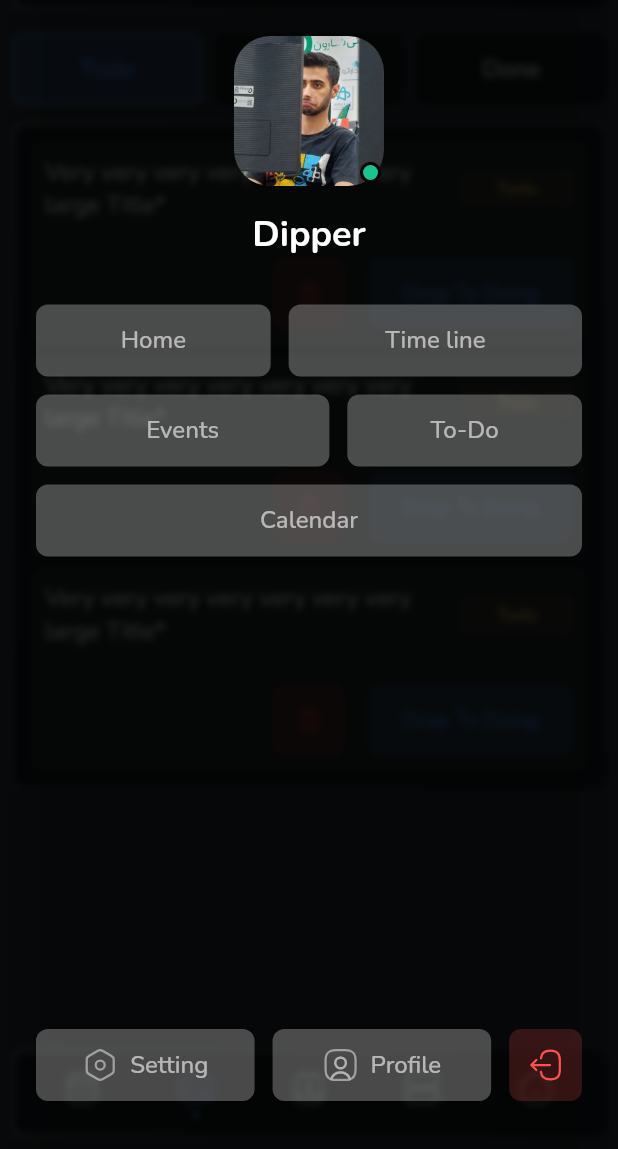
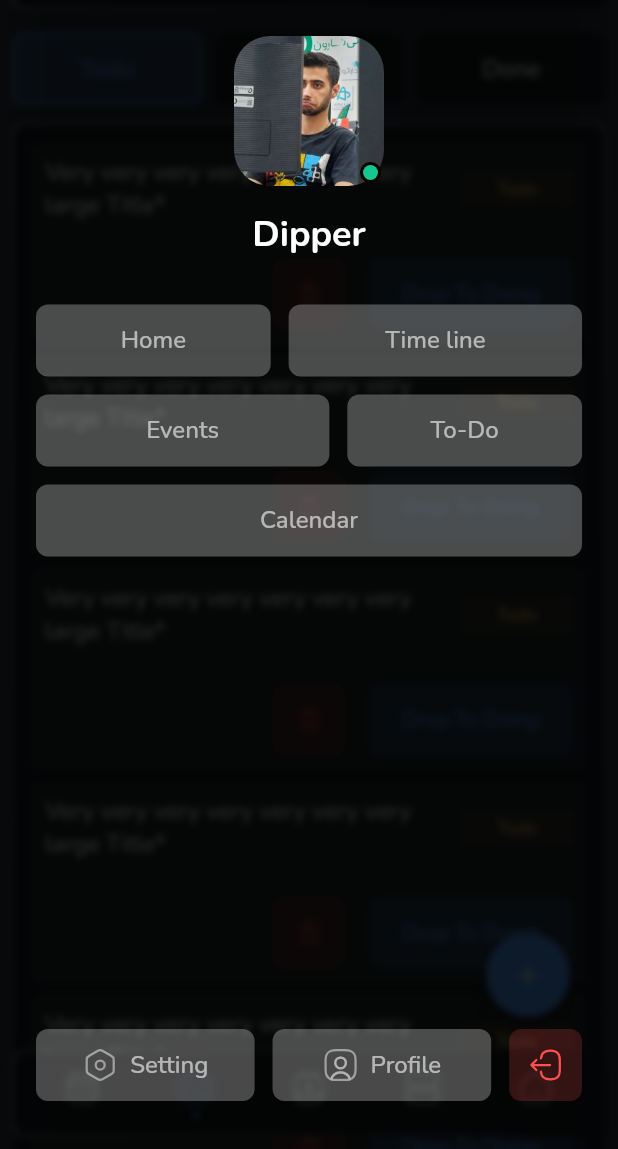
Before and after one commit to Taskamo/Taskamo-Flutter, a Flutter app: the TaskScreen screen opened directly, after a tap on an icon or button, on a phone screen of 412 x 824 dp, the part 87-1236 px from its top. Run offline on Flutter 3.47's test engine with Material 2 defaults, Android fonts, the phone set to English and light mode, and no system bars; drawn by our look-alikes of floating_bottom_navigation_bar; our stand-ins replace dropdown_button2, flutter_bloc, flutter_secure_storage, flutter_svg, hive_flutter, localization and 3 more; accounts and stored records are empty; project files that could hold a hidden picture were left out.

Commit message:
timeline

```diff
--- a/lib/ui/screens/home_screen/home_widget.dart
+++ b/lib/ui/screens/home_screen/home_widget.dart
@@ -7,11 +7,9 @@ import 'package:taskamo/blocs/status_dropdown/todo_status_dropdown_cubit.dart';
 import 'package:taskamo/ui/widgets/button_widget/button_widget.dart';
 import 'package:taskamo/ui/widgets/decoration_widget/decoration_widget.dart';
 import 'package:taskamo/ui/widgets/dropdown_widget/dropdown_widget.dart';
-import 'package:taskamo/ui/widgets/icon_widget/icon_widget.dart';
 import 'package:taskamo/ui/widgets/popup_menu_widget/popup_menu_widget.dart';
 import 'package:taskamo/ui/widgets/task_widget/task_widget.dart';
 import 'package:taskamo/ui/widgets/time_widget/time_widget.dart';
-import 'package:taskamo/utils/categories/icon_categories.dart';
 import 'package:taskamo/utils/categories/locale_categories.dart';
 import 'package:taskamo/utils/enums/todo_enums.dart';
 import 'package:taskamo/utils/functions/calendar_date_time/calendar_date_time.dart';
--- a/lib/ui/screens/task_screen/task_screen.dart
+++ b/lib/ui/screens/task_screen/task_screen.dart
@@ -5,6 +5,8 @@ import 'package:taskamo/ui/screens/task_screen/task_widget.dart';
 import 'package:taskamo/ui/widgets/appbar_widget/appbar_widget.dart';
 import 'package:taskamo/ui/widgets/bottom_navigation_widget/bottom_navigation_widget.dart';
 import 'package:taskamo/ui/widgets/drawer_widget/drawer_widget.dart';
+import 'package:taskamo/ui/widgets/icon_widget/icon_widget.dart';
+import 'package:taskamo/utils/categories/icon_categories.dart';
 
 class TaskScreen extends StatelessWidget {
   const TaskScreen({Key? key}) : super(key: key);
@@ -36,6 +38,19 @@ class TaskScreen extends StatelessWidget {
                 alignment: Alignment.bottomCenter,
                 child: BottomNavigationWidget(activeIndex: 1),
               ),
+              Positioned(
+                bottom: 88,
+                right: 32,
+                child: FloatingActionButton(
+                  onPressed: () {},
+                  backgroundColor: Theme.of(context).primaryColor,
+                  child: const IconWidget(
+                    url: TaskamoIconCategories.plus,
+                    height: 24,
+                    width: 24,
+                  ),
+                ),
+              ),
             ],
           ),
         ),
--- a/lib/ui/screens/task_screen/task_widget.dart
+++ b/lib/ui/screens/task_screen/task_widget.dart
@@ -131,7 +131,11 @@ class TabViewWidget extends StatelessWidget {
       result.add(const TodoTodoItem());
       result.add(const TodoTodoItem());
       result.add(const TodoTodoItem());
+      result.add(const TodoTodoItem());
+      result.add(const TodoTodoItem());
+      result.add(const TodoTodoItem());
     } else if (status == TodoStatus.doing) {
+      result.add(const DoingTodoItem());
       result.add(const DoingTodoItem());
       result.add(const DoingTodoItem());
       result.add(const DoingTodoItem());
@@ -139,6 +143,13 @@ class TabViewWidget extends StatelessWidget {
       result.add(const DoneTodoItem());
       result.add(const DoneTodoItem());
       result.add(const DoneTodoItem());
+      result.add(const DoneTodoItem());
+      result.add(const DoneTodoItem());
+      result.add(const DoneTodoItem());
+      result.add(const DoneTodoItem());
+      result.add(const DoneTodoItem());
+      result.add(const DoneTodoItem());
+      result.add(const DoneTodoItem());
     }
     return result;
   }
--- a/lib/ui/screens/timeline_screen/timeline_screen.dart
+++ b/lib/ui/screens/timeline_screen/timeline_screen.dart
@@ -1,35 +1,67 @@
 import 'package:flutter/material.dart';
-import 'package:taskamo/ui/widgets/appbar_widget/appbar_widget.dart';
+import 'package:logger/logger.dart';
+import 'package:syncfusion_flutter_calendar/calendar.dart';
+import 'package:taskamo/ui/screens/timeline_screen/timeline_widget.dart';
 import 'package:taskamo/ui/widgets/bottom_navigation_widget/bottom_navigation_widget.dart';
 import 'package:taskamo/ui/widgets/drawer_widget/drawer_widget.dart';
+import 'package:taskamo/ui/widgets/icon_widget/icon_widget.dart';
+import 'package:taskamo/utils/categories/icon_categories.dart';
 
-class TimelineScreen extends StatelessWidget {
+class TimelineScreen extends StatefulWidget {
   const TimelineScreen({Key? key}) : super(key: key);
 
   @override
+  State<TimelineScreen> createState() => _TimelineScreenState();
+}
+
+class _TimelineScreenState extends State<TimelineScreen> {
+  late CalendarController controller;
+
+  @override
+  void initState() {
+    super.initState();
+    controller = CalendarController();
+    controller.displayDate = DateTime.now();
+  }
+
+  @override
+  void dispose() {
+    controller.dispose();
+    super.dispose();
+  }
+
+  @override
   Widget build(BuildContext context) {
-    return Scaffold(
-      endDrawer: const DrawerWidget(),
-      extendBody: true,
-      body: SafeArea(
-        child: Stack(
+    return SafeArea(
+      child: Scaffold(
+        endDrawer: const DrawerWidget(),
+        appBar: PreferredSize(
+          preferredSize: Size(
+            MediaQuery.of(context).size.width,
+            72,
+          ),
+          child: const TimelineAppbar(),
+        ),
+        body: Column(
           children: [
-            CustomScrollView(
-              slivers: [
-                const TaskamoAppbar(),
-                SliverList(
-                  delegate: SliverChildListDelegate(
-                    [],
-                  ),
-                ),
-              ],
-            ),
-            const Align(
-              alignment: Alignment.bottomCenter,
-              child: BottomNavigationWidget(activeIndex: 3),
+            CalendarRowController(controller: controller),
+            Expanded(
+              child: TimelineWidget(
+                controller: controller,
+              ),
             ),
           ],
         ),
+        floatingActionButton: FloatingActionButton(
+          onPressed: () {},
+          backgroundColor: Theme.of(context).primaryColor,
+          child: const IconWidget(
+            url: TaskamoIconCategories.plus,
+            height: 24,
+            width: 24,
+          ),
+        ),
+        bottomNavigationBar: const BottomNavigationWidget(activeIndex: 3),
       ),
     );
   }
--- /dev/null
+++ b/lib/ui/screens/timeline_screen/timeline_widget.dart
@@ -0,0 +1,285 @@
+import 'package:flutter/material.dart';
+import 'package:syncfusion_flutter_calendar/calendar.dart';
+import 'package:taskamo/ui/widgets/button_widget/button_widget.dart';
+import 'package:taskamo/ui/widgets/decoration_widget/decoration_widget.dart';
+import 'package:taskamo/ui/widgets/icon_widget/icon_widget.dart';
+import 'package:taskamo/ui/widgets/time_widget/time_widget.dart';
+import 'package:taskamo/utils/categories/icon_categories.dart';
+import 'package:taskamo/utils/styles/colors/taskamo_colors.dart';
+import 'package:taskamo/utils/styles/decoration/decoration.dart';
+
+class CalendarRowController extends StatefulWidget {
+  const CalendarRowController({
+    Key? key,
+    required this.controller,
+  }) : super(key: key);
+  final CalendarController controller;
+
+  @override
+  State<CalendarRowController> createState() => _CalendarRowControllerState();
+}
+
+class _CalendarRowControllerState extends State<CalendarRowController> {
+  final List<String> _list = [
+    "January",
+    "February",
+    "March",
+    "April",
+    "May",
+    "June",
+    "July",
+    "August",
+    "September",
+    "October",
+    "November",
+    "December",
+  ];
+
+  @override
+  Widget build(BuildContext context) {
+    return Padding(
+      padding: const EdgeInsets.symmetric(horizontal: 8),
+      child: Row(
+        children: [
+          DecorationWidget(
+            container: ButtonWidget(
+              color: Theme.of(context).backgroundColor,
+              widget: const IconWidget(
+                url: TaskamoIconCategories.arrowLeftSmall,
+                height: 16,
+                width: 16,
+              ),
+              onPressed: () {
+                setState(
+                  () {
+                    widget.controller.backward!();
+                  },
+                );
+              },
+            ),
+          ),
+          Expanded(
+            child: DecorationWidget(
+              margin: const EdgeInsets.symmetric(horizontal: 4),
+              container: Container(
+                height: 48,
+                decoration: TaskamoDecoration.decoration,
+                child: Center(
+                  child: Text(
+                    "${widget.controller.displayDate!.year} | ${_list[widget.controller.displayDate!.month - 1]} | ${widget.controller.displayDate!.day}",
+                    style: Theme.of(context).textTheme.titleSmall,
+                  ),
+                ),
+              ),
+            ),
+          ),
+          DecorationWidget(
+            container: ButtonWidget(
+              color: Theme.of(context).backgroundColor,
+              widget: const IconWidget(
+                url: TaskamoIconCategories.arrowRightSmall,
+                height: 16,
+                width: 16,
+              ),
+              onPressed: () {
+                setState(
+                  () {
+                    widget.controller.forward!();
+                  },
+                );
+              },
+            ),
+          ),
+        ],
+      ),
+    );
+  }
+}
+
+class TimelineAppbar extends StatelessWidget {
+  const TimelineAppbar({Key? key}) : super(key: key);
+
+  @override
+  Widget build(BuildContext context) {
+    return AppBar(
+      elevation: 0,
+      automaticallyImplyLeading: false,
+      backgroundColor: Colors.transparent,
+      actions: <Widget>[Container()],
+      flexibleSpace: DecorationWidget(
+        margin: const EdgeInsets.all(8),
+        container: Container(
+          padding: const EdgeInsets.only(
+            left: 16,
+          ),
+          decoration: TaskamoDecoration.decoration,
+          child: Row(
+            children: [
+              const DateWidget(),
+              const Expanded(child: SizedBox()),
+              const TimeWidget(),
+              const SizedBox(width: 8),
+              Container(
+                height: 6,
+                width: 6,
+                decoration: const BoxDecoration(
+                  shape: BoxShape.circle,
+                  color: TaskamoColors.white,
+                ),
+              ),
+              const Expanded(child: SizedBox()),
+              IconButtonWidget(
+                widget: const IconWidget(
+                  url: TaskamoIconCategories.menu,
+                  height: 24,
+                  width: 24,
+                ),
+                onPressed: () => Scaffold.of(context).openEndDrawer(),
+              ),
+            ],
+          ),
+        ),
+      ),
+    );
+  }
+}
+
+class TimelineWidget extends StatelessWidget {
+  const TimelineWidget({
+    Key? key,
+    required this.controller,
+  }) : super(key: key);
+  final CalendarController controller;
+
+  @override
+  Widget build(BuildContext context) {
+    return DecorationWidget(
+      margin: const EdgeInsets.fromLTRB(8, 8, 8, 0),
+      container: Container(
+        decoration: TaskamoDecoration.decoration,
+        child: SfCalendar(
+          dataSource: _getDataSource(),
+          controller: controller,
+          view: CalendarView.timelineDay,
+          backgroundColor: Colors.transparent,
+          headerHeight: 0,
+          viewHeaderHeight: 0,
+          cellBorderColor: TaskamoColors.secondaryText.withOpacity(0.15),
+          allowedViews: const [
+            CalendarView.day,
+          ],
+          initialDisplayDate: DateTime.now().add(const Duration(hours: 1)),
+          initialSelectedDate: null,
+          showCurrentTimeIndicator: true,
+          todayHighlightColor: Theme.of(context).primaryColor,
+          appointmentBuilder: (context, calendarAppointmentDetails) {
+            return Container(
+              decoration: BoxDecoration(
+                color: TaskamoColors.background,
+                borderRadius: BorderRadius.circular(8),
+              ),
+              padding: const EdgeInsets.symmetric(
+                horizontal: 16,
+                vertical: 8,
+              ),
+              child: Center(
+                child: Text(
+                  calendarAppointmentDetails.appointments.first.subject
+                      .toString(),
+                  style: Theme.of(context).textTheme.bodyMedium,
+                  overflow: TextOverflow.ellipsis,
+                ),
+              ),
+            );
+          },
+          timeSlotViewSettings: TimeSlotViewSettings(
+            timeRulerSize: 32,
+            timeInterval: const Duration(hours: 1),
+            timeIntervalWidth: 100,
+            timeFormat: "hh:mm",
+            startHour: 0,
+            endHour: 24,
+            timeTextStyle: Theme.of(context).textTheme.bodyMedium,
+          ),
+        ),
+      ),
+    );
+  }
+
+  _DataSource _getDataSource() {
+    final List<Appointment> appointments = <Appointment>[];
+    appointments.add(
+      Appointment(
+        startTime: DateTime.now().add(const Duration(hours: 4)),
+        endTime: DateTime.now().add(const Duration(hours: 5)),
+        subject: 'Meeting',
+      ),
+    );
+    appointments.add(
+      Appointment(
+        startTime: DateTime.now().add(const Duration(days: -2, hours: 4)),
+        endTime: DateTime.now().add(const Duration(days: -2, hours: 5)),
+        subject: 'Development Meeting   New York, U.S.A',
+      ),
+    );
+    appointments.add(
+      Appointment(
+        startTime: DateTime.now().add(const Duration(days: -2, hours: 3)),
+        endTime: DateTime.now().add(const Duration(days: -2, hours: 4)),
+        subject: 'Project Plan Meeting   Kuala Lumpur, Malaysia',
+      ),
+    );
+    appointments.add(
+      Appointment(
+        startTime: DateTime.now().add(const Duration(days: -2, hours: 2)),
+        endTime: DateTime.now().add(const Duration(days: -2, hours: 3)),
+        subject: 'Support - Web Meeting   Dubai, UAE',
+      ),
+    );
+    appointments.add(
+      Appointment(
+        startTime: DateTime.now().add(const Duration(days: -2, hours: 1)),
+        endTime: DateTime.now().add(const Duration(days: -2, hours: 2)),
+        subject: 'Project Release Meeting   Istanbul, Turkey',
+      ),
+    );
+    appointments.add(
+      Appointment(
+          startTime: DateTime.now().add(const Duration(hours: 4, days: -1)),
+          endTime: DateTime.now().add(const Duration(hours: 5, days: -1)),
+          subject: 'Release Meeting',
+          color: Colors.lightBlueAccent,
+          isAllDay: true),
+    );
+    appointments.add(
+      Appointment(
+        startTime: DateTime.now().add(const Duration(hours: 2, days: -4)),
+        endTime: DateTime.now().add(const Duration(hours: 4, days: -4)),
+        subject: 'Performance check',
+        color: Colors.amber,
+      ),
+    );
+    appointments.add(
+      Appointment(
+        startTime: DateTime.now().add(const Duration(hours: 11, days: -2)),
+        endTime: DateTime.now().add(const Duration(hours: 12, days: -2)),
+        subject: 'Customer Meeting   Tokyo, Japan',
+      ),
+    );
+    appointments.add(
+      Appointment(
+        startTime: DateTime.now().add(const Duration(hours: 6, days: 2)),
+        endTime: DateTime.now().add(const Duration(hours: 7, days: 2)),
+        subject: 'Retrospective',
+      ),
+    );
+
+    return _DataSource(appointments);
+  }
+}
+
+class _DataSource extends CalendarDataSource {
+  _DataSource(List<Appointment> source) {
+    appointments = source;
+  }
+}
--- a/pubspec.yaml
+++ b/pubspec.yaml
@@ -25,9 +25,8 @@ dependencies:
   floating_bottom_navigation_bar: ^1.5.2
   table_calendar: ^3.0.8
   dropdown_button2: ^1.8.2
-
-#  calendar_view: ^1.0.1
-#  syncfusion_flutter_calendar: ^20.4.38
+  calendar_view: ^1.0.1
+  syncfusion_flutter_calendar: ^20.4.38
 #  http: ^0.13.4
 #  shamsi_date: ^1.0.1
 
```
Also changed, not shown: pubspec.lock.
